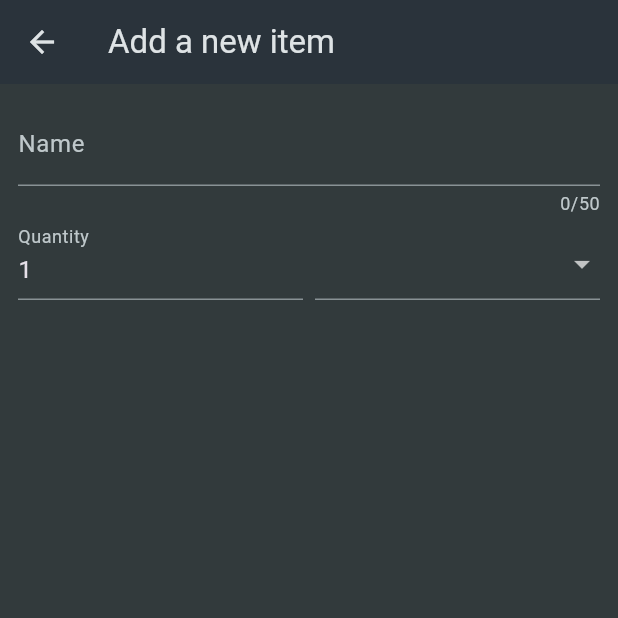
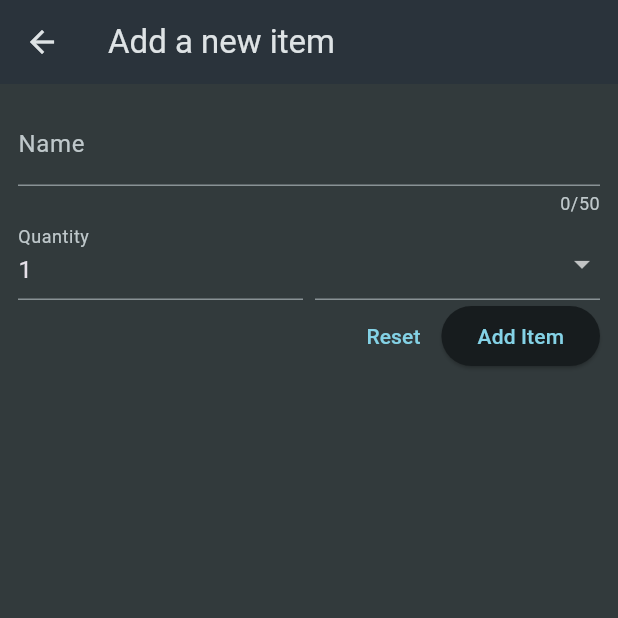
Before and after one commit to adala-wanyande/flutter-shopping-list, a Flutter app: the NewItem screen opened directly, on a phone screen of 412 x 824 dp, the top half of it. Run offline on Flutter 3.47's test engine with Material 3 defaults, Android fonts, the phone set to English and light mode, and no system bars.

Commit message:
feat: add reset and add item buttons to the form

```diff
--- a/lib/widgets/new_item.dart
+++ b/lib/widgets/new_item.dart
@@ -63,6 +63,19 @@ class _NewItemState extends State<NewItem> {
                     ], onChanged: (value) {}),
                   ),
                 ],
+              ),
+              Row(
+                mainAxisAlignment: MainAxisAlignment.end,
+                children: [
+                  TextButton(
+                    onPressed: () {},
+                    child: const Text('Reset'),
+                  ),
+                  ElevatedButton(
+                    onPressed: () {},
+                    child: const Text('Add Item'),
+                  ),
+                ],
               ) // instead of TextField()
             ],
           ),
```
